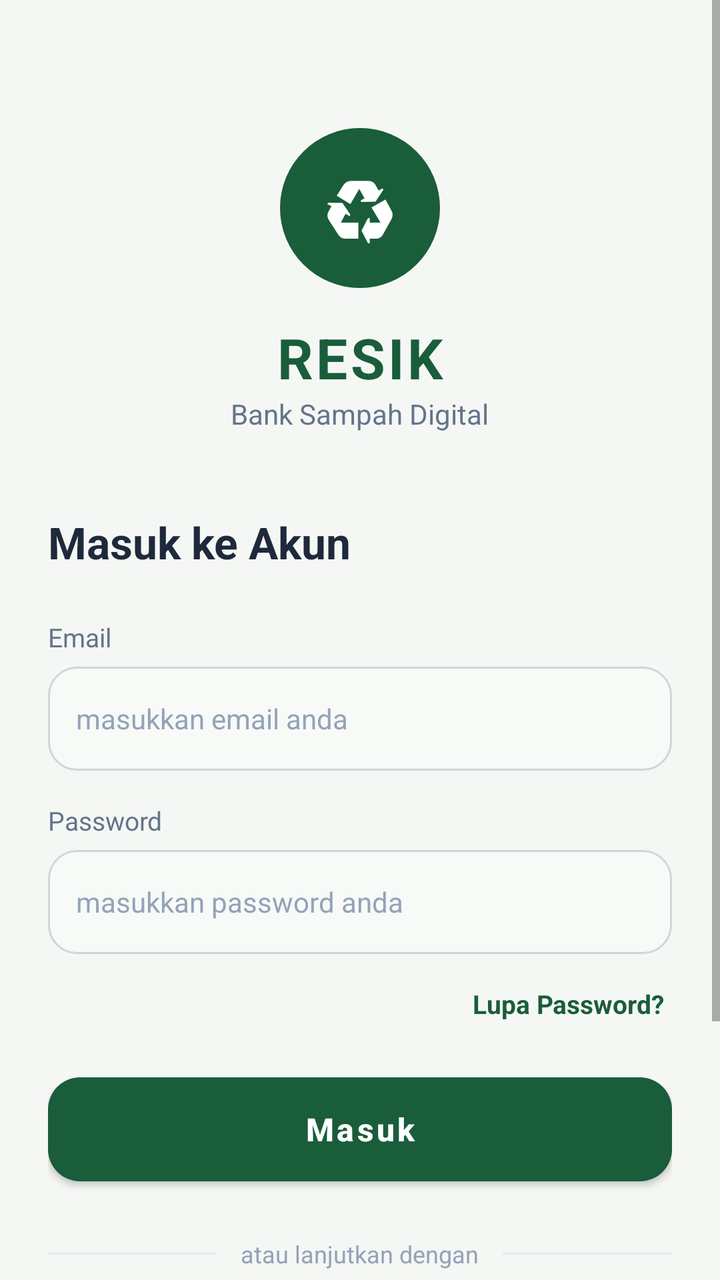
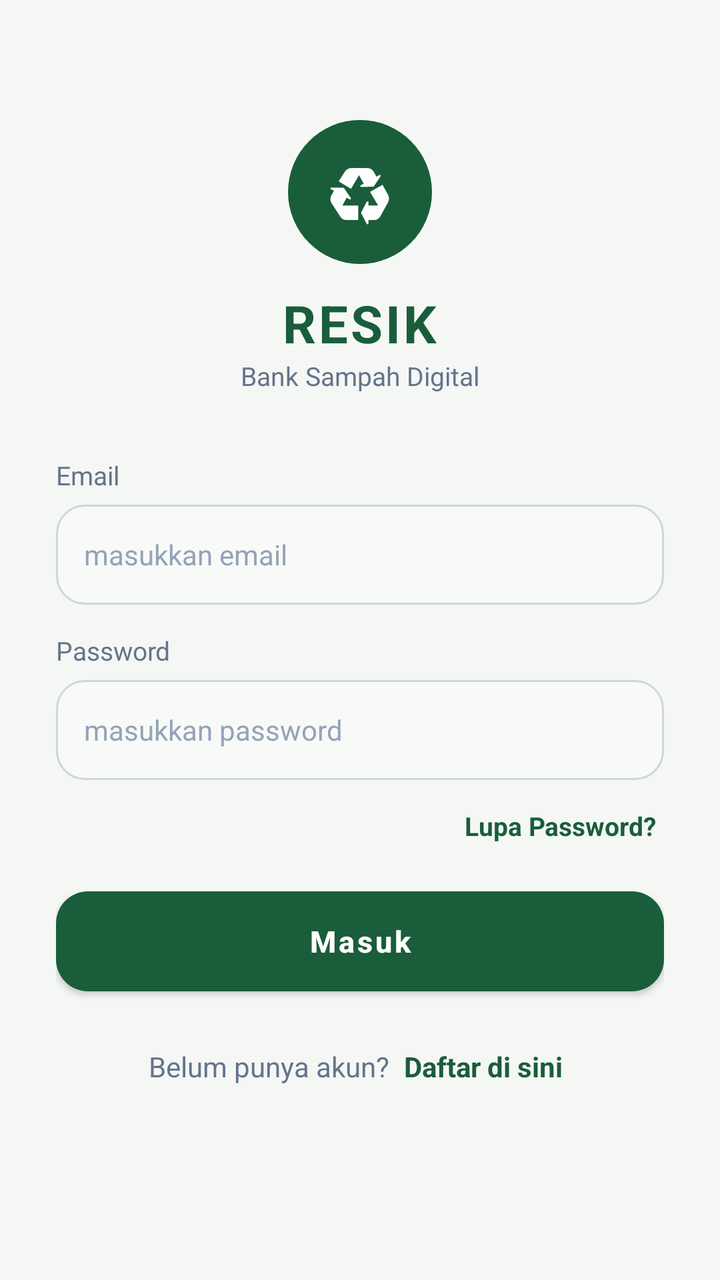

The first picture is an Android layout as it rendered before a commit; the second is the same layout after the commit. The layout source and the unified diff follow.
<!-- AndroidManifest.xml: application theme Theme.RESIK -->
<!-- res/layout/activity_login.xml -->
<?xml version="1.0" encoding="utf-8"?>
<ScrollView xmlns:android="http://schemas.android.com/apk/res/android"
    android:layout_width="match_parent"
    android:layout_height="match_parent"
    android:background="@color/bg_light"
    android:fillViewport="true">

    <LinearLayout
        android:layout_width="match_parent"
        android:layout_height="wrap_content"
        android:orientation="vertical"
        android:padding="24dp">

        <View
            android:layout_width="0dp"
            android:layout_height="40dp" />

        <LinearLayout
            android:layout_width="80dp"
            android:layout_height="80dp"
            android:background="@drawable/logo_circle_green"
            android:gravity="center"
            android:layout_gravity="center"
            android:layout_marginBottom="16dp">

            <TextView
                android:layout_width="wrap_content"
                android:layout_height="wrap_content"
                android:text="♻"
                android:textSize="40sp"
                android:textColor="@color/white" />
        </LinearLayout>

        <TextView
            android:layout_width="wrap_content"
            android:layout_height="wrap_content"
            android:text="RESIK"
            android:textSize="28sp"
            android:textStyle="bold"
            android:textColor="@color/green_primary"
            android:layout_gravity="center"
            android:letterSpacing="0.05" />

        <TextView
            android:layout_width="wrap_content"
            android:layout_height="wrap_content"
            android:text="@string/tagline"
            android:textSize="14sp"
            android:textColor="@color/text_secondary"
            android:layout_gravity="center"
            android:layout_marginBottom="40dp" />

        <TextView
            android:layout_width="wrap_content"
            android:layout_height="wrap_content"
            android:text="Masuk ke Akun"
            android:textSize="22sp"
            android:textStyle="bold"
            android:textColor="@color/text_primary"
            android:layout_marginBottom="24dp" />

        <TextView
            android:layout_width="wrap_content"
            android:layout_height="wrap_content"
            android:text="@string/email"
            android:textSize="13sp"
            android:textColor="@color/text_secondary"
            android:layout_marginBottom="6dp" />

        <EditText
            android:id="@+id/emailField"
            android:layout_width="match_parent"
            android:layout_height="52dp"
            android:background="@drawable/edittext_bg"
            android:hint="masukkan email anda"
            android:inputType="textEmailAddress"
            android:padding="14dp"
            android:textSize="14sp"
            android:textColor="@color/text_primary"
            android:textColorHint="@color/text_hint" />

        <TextView
            android:layout_width="wrap_content"
            android:layout_height="wrap_content"
            android:text="@string/password"
            android:textSize="13sp"
            android:textColor="@color/text_secondary"
            android:layout_marginTop="16dp"
            android:layout_marginBottom="6dp" />

        <EditText
            android:id="@+id/passwordField"
            android:layout_width="match_parent"
            android:layout_height="52dp"
            android:background="@drawable/edittext_bg"
            android:hint="masukkan password anda"
            android:inputType="textPassword"
            android:padding="14dp"
            android:textSize="14sp"
            android:textColor="@color/text_primary"
            android:textColorHint="@color/text_hint" />

        <TextView
            android:id="@+id/forgotPasswordLink"
            android:layout_width="wrap_content"
            android:layout_height="wrap_content"
            android:text="@string/forgot_password"
            android:textSize="13sp"
            android:textColor="@color/green_primary"
            android:textStyle="bold"
            android:layout_gravity="end"
            android:layout_marginTop="12dp"
            android:padding="4dp" />

        <Button
            android:id="@+id/loginBtn"
            android:layout_width="match_parent"
            android:layout_height="52dp"
            android:text="@string/login"
            android:textAllCaps="false"
            android:textSize="16sp"
            android:textStyle="bold"
            android:textColor="@color/white"
            android:background="@drawable/btn_primary"
            android:layout_marginTop="24dp"
            android:elevation="4dp" />

        <LinearLayout
            android:layout_width="match_parent"
            android:layout_height="wrap_content"
            android:orientation="horizontal"
            android:gravity="center"
            android:layout_marginTop="28dp"
            android:layout_marginBottom="20dp">

            <View
                android:layout_width="0dp"
                android:layout_height="1dp"
                android:layout_weight="1"
                android:background="@color/border_light" />

            <TextView
                android:layout_width="wrap_content"
                android:layout_height="wrap_content"
                android:text="@string/or_continue"
                android:textSize="12sp"
                android:textColor="@color/text_hint"
                android:layout_marginStart="12dp"
                android:layout_marginEnd="12dp" />

            <View
                android:layout_width="0dp"
                android:layout_height="1dp"
                android:layout_weight="1"
                android:background="@color/border_light" />
        </LinearLayout>

        <LinearLayout
            android:layout_width="match_parent"
            android:layout_height="wrap_content"
            android:orientation="horizontal"
            android:gravity="center">

            <LinearLayout
                android:id="@+id/btnGoogle"
                android:layout_width="0dp"
                android:layout_height="48dp"
                android:layout_weight="1"
                android:orientation="horizontal"
                android:background="@drawable/btn_social_bg"
                android:gravity="center"
                android:layout_marginEnd="8dp"
                android:padding="12dp">

                <TextView
                    android:layout_width="wrap_content"
                    android:layout_height="wrap_content"
                    android:text="G"
                    android:textSize="20sp"
                    android:textStyle="bold"
                    android:textColor="@color/blue_google" />

                <TextView
                    android:layout_width="wrap_content"
                    android:layout_height="wrap_content"
                    android:text="Google"
                    android:textSize="14sp"
                    android:textColor="@color/text_primary"
                    android:layout_marginStart="8dp" />
            </LinearLayout>

            <LinearLayout
                android:id="@+id/btnFacebook"
                android:layout_width="0dp"
                android:layout_height="48dp"
                android:layout_weight="1"
                android:orientation="horizontal"
                android:background="@drawable/btn_social_bg"
                android:gravity="center"
                android:layout_marginStart="8dp"
                android:padding="12dp">

                <TextView
                    android:layout_width="wrap_content"
                    android:layout_height="wrap_content"
                    android:text="f"
                    android:textSize="22sp"
                    android:textStyle="bold"
                    android:textColor="@color/blue_facebook" />

                <TextView
                    android:layout_width="wrap_content"
                    android:layout_height="wrap_content"
                    android:text="Facebook"
                    android:textSize="14sp"
                    android:textColor="@color/text_primary"
                    android:layout_marginStart="8dp" />
            </LinearLayout>
        </LinearLayout>

        <LinearLayout
            android:layout_width="wrap_content"
            android:layout_height="wrap_content"
            android:orientation="horizontal"
            android:layout_gravity="center"
            android:layout_marginTop="32dp"
            android:layout_marginBottom="16dp">

            <TextView
                android:layout_width="wrap_content"
                android:layout_height="wrap_content"
                android:text="@string/no_account"
                android:textSize="14sp"
                android:textColor="@color/text_secondary" />

            <TextView
                android:id="@+id/registerLink"
                android:layout_width="wrap_content"
                android:layout_height="wrap_content"
                android:text="@string/sign_up"
                android:textSize="14sp"
                android:textStyle="bold"
                android:textColor="@color/green_primary"
                android:layout_marginStart="6dp"
                android:padding="4dp" />
        </LinearLayout>
    </LinearLayout>
</ScrollView>
<!-- resources referenced by this layout -->
<resources>
  <color name="bg_light">#F5F7F5</color>
  <color name="blue_facebook">#1877F2</color>
  <color name="blue_google">#4285F4</color>
  <color name="border_light">#E2E8F0</color>
  <color name="green_primary">#1A5D3A</color>
  <color name="text_hint">#94A3B8</color>
  <color name="text_primary">#1E293B</color>
  <color name="text_secondary">#64748B</color>
  <color name="white">#FFFFFF</color>
  <!-- drawable btn_primary (drawable) -->
  <?xml version="1.0" encoding="utf-8"?>
  <shape xmlns:android="http://schemas.android.com/apk/res/android"
      android:shape="rectangle">
      <solid android:color="@color/green_primary" />
      <corners android:radius="16dp" />
  </shape>
  <!-- drawable btn_social_bg (drawable) -->
  <?xml version="1.0" encoding="utf-8"?>
  <shape xmlns:android="http://schemas.android.com/apk/res/android"
      android:shape="rectangle">
      <solid android:color="@color/white" />
      <corners android:radius="12dp" />
      <stroke android:width="1dp" android:color="@color/border_light" />
  </shape>
  <!-- drawable edittext_bg (drawable) -->
  <?xml version="1.0" encoding="utf-8"?>
  <shape xmlns:android="http://schemas.android.com/apk/res/android"
      android:shape="rectangle">
      <solid android:color="@color/bg_input" />
      <corners android:radius="14dp" />
      <stroke android:width="1dp" android:color="@color/border_input" />
  </shape>
  <!-- drawable logo_circle_green (drawable) -->
  <?xml version="1.0" encoding="utf-8"?>
  <shape xmlns:android="http://schemas.android.com/apk/res/android"
      android:shape="oval">
      <solid android:color="@color/green_primary" />
  </shape>
  <string name="email">Email</string>
  <string name="forgot_password">Lupa Password?</string>
  <string name="login">Masuk</string>
  <string name="no_account">Belum punya akun?</string>
  <string name="or_continue">atau lanjutkan dengan</string>
  <string name="password">Password</string>
  <string name="sign_up">Daftar di sini</string>
  <string name="tagline">Bank Sampah Digital</string>
  <style name="Theme.RESIK" parent="Theme.MaterialComponents.Light.NoActionBar">
          <item name="colorPrimary">@color/green_primary</item>
          <item name="colorPrimaryVariant">@color/green_dark</item>
          <item name="colorOnPrimary">@color/white</item>
          <item name="colorSecondary">@color/orange_accent</item>
          <item name="colorOnSecondary">@color/white</item>
          <item name="android:windowBackground">@color/bg_light</item>
          <item name="android:statusBarColor">@color/green_primary</item>
          <item name="android:navigationBarColor">@color/white</item>
      </style>
  <color name="bg_input">#F8FAF8</color>
  <color name="border_input">#D1D5DB</color>
  <color name="green_dark">#0D4E2C</color>
  <color name="orange_accent">#F39C12</color>
</resources>

<!-- the commit's change to res/layout/activity_login.xml (unified diff, before → after) -->
@@ -9,25 +9,25 @@
         android:layout_width="match_parent"
         android:layout_height="wrap_content"
         android:orientation="vertical"
-        android:padding="24dp">
+        android:paddingStart="28dp"
+        android:paddingEnd="28dp"
+        android:paddingTop="60dp"
+        android:paddingBottom="40dp"
+        android:gravity="center_horizontal">
 
-        <View
-            android:layout_width="0dp"
-            android:layout_height="40dp" />
-
+        
         <LinearLayout
-            android:layout_width="80dp"
-            android:layout_height="80dp"
+            android:layout_width="72dp"
+            android:layout_height="72dp"
             android:background="@drawable/logo_circle_green"
             android:gravity="center"
-            android:layout_gravity="center"
-            android:layout_marginBottom="16dp">
+            android:layout_marginBottom="12dp">
 
             <TextView
                 android:layout_width="wrap_content"
                 android:layout_height="wrap_content"
                 android:text="♻"
-                android:textSize="40sp"
+                android:textSize="36sp"
                 android:textColor="@color/white" />
         </LinearLayout>
 
@@ -35,34 +35,24 @@
             android:layout_width="wrap_content"
             android:layout_height="wrap_content"
             android:text="RESIK"
-            android:textSize="28sp"
+            android:textSize="26sp"
             android:textStyle="bold"
             android:textColor="@color/green_primary"
-            android:layout_gravity="center"
             android:letterSpacing="0.05" />
 
         <TextView
             android:layout_width="wrap_content"
             android:layout_height="wrap_content"
-            android:text="@string/tagline"
-            android:textSize="14sp"
+            android:text="Bank Sampah Digital"
+            android:textSize="13sp"
             android:textColor="@color/text_secondary"
-            android:layout_gravity="center"
-            android:layout_marginBottom="40dp" />
+            android:layout_marginBottom="32dp" />
 
+        
         <TextView
-            android:layout_width="wrap_content"
+            android:layout_width="match_parent"
             android:layout_height="wrap_content"
-            android:text="Masuk ke Akun"
-            android:textSize="22sp"
-            android:textStyle="bold"
-            android:textColor="@color/text_primary"
-            android:layout_marginBottom="24dp" />
-
-        <TextView
-            android:layout_width="wrap_content"
-            android:layout_height="wrap_content"
-            android:text="@string/email"
+            android:text="Email"
             android:textSize="13sp"
             android:textColor="@color/text_secondary"
             android:layout_marginBottom="6dp" />
@@ -70,166 +60,78 @@
         <EditText
             android:id="@+id/emailField"
             android:layout_width="match_parent"
-            android:layout_height="52dp"
+            android:layout_height="50dp"
             android:background="@drawable/edittext_bg"
-            android:hint="masukkan email anda"
+            android:hint="masukkan email"
             android:inputType="textEmailAddress"
             android:padding="14dp"
             android:textSize="14sp"
             android:textColor="@color/text_primary"
-            android:textColorHint="@color/text_hint" />
+            android:textColorHint="@color/text_hint"
+            android:maxLines="1" />
 
+        
         <TextView
-            android:layout_width="wrap_content"
+            android:layout_width="match_parent"
             android:layout_height="wrap_content"
-            android:text="@string/password"
+            android:text="Password"
             android:textSize="13sp"
             android:textColor="@color/text_secondary"
-            android:layout_marginTop="16dp"
+            android:layout_marginTop="14dp"
             android:layout_marginBottom="6dp" />
 
         <EditText
             android:id="@+id/passwordField"
             android:layout_width="match_parent"
-            android:layout_height="52dp"
+            android:layout_height="50dp"
             android:background="@drawable/edittext_bg"
-            android:hint="masukkan password anda"
+            android:hint="masukkan password"
             android:inputType="textPassword"
             android:padding="14dp"
             android:textSize="14sp"
             android:textColor="@color/text_primary"
-            android:textColorHint="@color/text_hint" />
+            android:textColorHint="@color/text_hint"
+            android:maxLines="1" />
 
+        
         <TextView
             android:id="@+id/forgotPasswordLink"
             android:layout_width="wrap_content"
             android:layout_height="wrap_content"
-            android:text="@string/forgot_password"
+            android:text="Lupa Password?"
             android:textSize="13sp"
             android:textColor="@color/green_primary"
             android:textStyle="bold"
             android:layout_gravity="end"
-            android:layout_marginTop="12dp"
+            android:layout_marginTop="10dp"
             android:padding="4dp" />
 
+        
         <Button
             android:id="@+id/loginBtn"
             android:layout_width="match_parent"
-            android:layout_height="52dp"
-            android:text="@string/login"
+            android:layout_height="50dp"
+            android:text="Masuk"
             android:textAllCaps="false"
-            android:textSize="16sp"
+            android:textSize="15sp"
             android:textStyle="bold"
             android:textColor="@color/white"
             android:background="@drawable/btn_primary"
-            android:layout_marginTop="24dp"
-            android:elevation="4dp" />
+            android:layout_marginTop="20dp"
+            android:elevation="2dp" />
 
-        <LinearLayout
-            android:layout_width="match_parent"
-            android:layout_height="wrap_content"
-            android:orientation="horizontal"
-            android:gravity="center"
-            android:layout_marginTop="28dp"
-            android:layout_marginBottom="20dp">
-
-            <View
-                android:layout_width="0dp"
-                android:layout_height="1dp"
-                android:layout_weight="1"
-                android:background="@color/border_light" />
-
-            <TextView
-                android:layout_width="wrap_content"
-                android:layout_height="wrap_content"
-                android:text="@string/or_continue"
-                android:textSize="12sp"
-                android:textColor="@color/text_hint"
-                android:layout_marginStart="12dp"
-                android:layout_marginEnd="12dp" />
-
-            <View
-                android:layout_width="0dp"
-                android:layout_height="1dp"
-                android:layout_weight="1"
-                android:background="@color/border_light" />
-        </LinearLayout>
-
-        <LinearLayout
-            android:layout_width="match_parent"
-            android:layout_height="wrap_content"
-            android:orientation="horizontal"
-            android:gravity="center">
-
-            <LinearLayout
-                android:id="@+id/btnGoogle"
-                android:layout_width="0dp"
-                android:layout_height="48dp"
-                android:layout_weight="1"
-                android:orientation="horizontal"
-                android:background="@drawable/btn_social_bg"
-                android:gravity="center"
-                android:layout_marginEnd="8dp"
-                android:padding="12dp">
-
-                <TextView
-                    android:layout_width="wrap_content"
-                    android:layout_height="wrap_content"
-                    android:text="G"
-                    android:textSize="20sp"
-                    android:textStyle="bold"
-                    android:textColor="@color/blue_google" />
-
-                <TextView
-                    android:layout_width="wrap_content"
-                    android:layout_height="wrap_content"
-                    android:text="Google"
-                    android:textSize="14sp"
-                    android:textColor="@color/text_primary"
-                    android:layout_marginStart="8dp" />
-            </LinearLayout>
-
-            <LinearLayout
-                android:id="@+id/btnFacebook"
-                android:layout_width="0dp"
-                android:layout_height="48dp"
-                android:layout_weight="1"
-                android:orientation="horizontal"
-                android:background="@drawable/btn_social_bg"
-                android:gravity="center"
-                android:layout_marginStart="8dp"
-                android:padding="12dp">
-
-                <TextView
-                    android:layout_width="wrap_content"
-                    android:layout_height="wrap_content"
-                    android:text="f"
-                    android:textSize="22sp"
-                    android:textStyle="bold"
-                    android:textColor="@color/blue_facebook" />
-
-                <TextView
-                    android:layout_width="wrap_content"
-                    android:layout_height="wrap_content"
-                    android:text="Facebook"
-                    android:textSize="14sp"
-                    android:textColor="@color/text_primary"
-                    android:layout_marginStart="8dp" />
-            </LinearLayout>
-        </LinearLayout>
-
+        
         <LinearLayout
             android:layout_width="wrap_content"
             android:layout_height="wrap_content"
             android:orientation="horizontal"
             android:layout_gravity="center"
-            android:layout_marginTop="32dp"
-            android:layout_marginBottom="16dp">
+            android:layout_marginTop="24dp">
 
             <TextView
                 android:layout_width="wrap_content"
                 android:layout_height="wrap_content"
-                android:text="@string/no_account"
+                android:text="Belum punya akun? "
                 android:textSize="14sp"
                 android:textColor="@color/text_secondary" />
 
@@ -237,11 +139,10 @@
                 android:id="@+id/registerLink"
                 android:layout_width="wrap_content"
                 android:layout_height="wrap_content"
-                android:text="@string/sign_up"
+                android:text="Daftar di sini"
                 android:textSize="14sp"
                 android:textStyle="bold"
                 android:textColor="@color/green_primary"
-                android:layout_marginStart="6dp"
                 android:padding="4dp" />
         </LinearLayout>
     </LinearLayout>
<!-- resource entries referenced after the edit -->
@@ -1,9 +1,6 @@
 <!-- resources referenced by this layout -->
 <resources>
   <color name="bg_light">#F5F7F5</color>
-  <color name="blue_facebook">#1877F2</color>
-  <color name="blue_google">#4285F4</color>
-  <color name="border_light">#E2E8F0</color>
   <color name="green_primary">#1A5D3A</color>
   <color name="text_hint">#94A3B8</color>
   <color name="text_primary">#1E293B</color>
@@ -15,14 +12,6 @@
       android:shape="rectangle">
       <solid android:color="@color/green_primary" />
       <corners android:radius="16dp" />
-  </shape>
-  <!-- drawable btn_social_bg (drawable) -->
-  <?xml version="1.0" encoding="utf-8"?>
-  <shape xmlns:android="http://schemas.android.com/apk/res/android"
-      android:shape="rectangle">
-      <solid android:color="@color/white" />
-      <corners android:radius="12dp" />
-      <stroke android:width="1dp" android:color="@color/border_light" />
   </shape>
   <!-- drawable edittext_bg (drawable) -->
   <?xml version="1.0" encoding="utf-8"?>
@@ -38,14 +27,6 @@
       android:shape="oval">
       <solid android:color="@color/green_primary" />
   </shape>
-  <string name="email">Email</string>
-  <string name="forgot_password">Lupa Password?</string>
-  <string name="login">Masuk</string>
-  <string name="no_account">Belum punya akun?</string>
-  <string name="or_continue">atau lanjutkan dengan</string>
-  <string name="password">Password</string>
-  <string name="sign_up">Daftar di sini</string>
-  <string name="tagline">Bank Sampah Digital</string>
   <style name="Theme.RESIK" parent="Theme.MaterialComponents.Light.NoActionBar">
           <item name="colorPrimary">@color/green_primary</item>
           <item name="colorPrimaryVariant">@color/green_dark</item>
